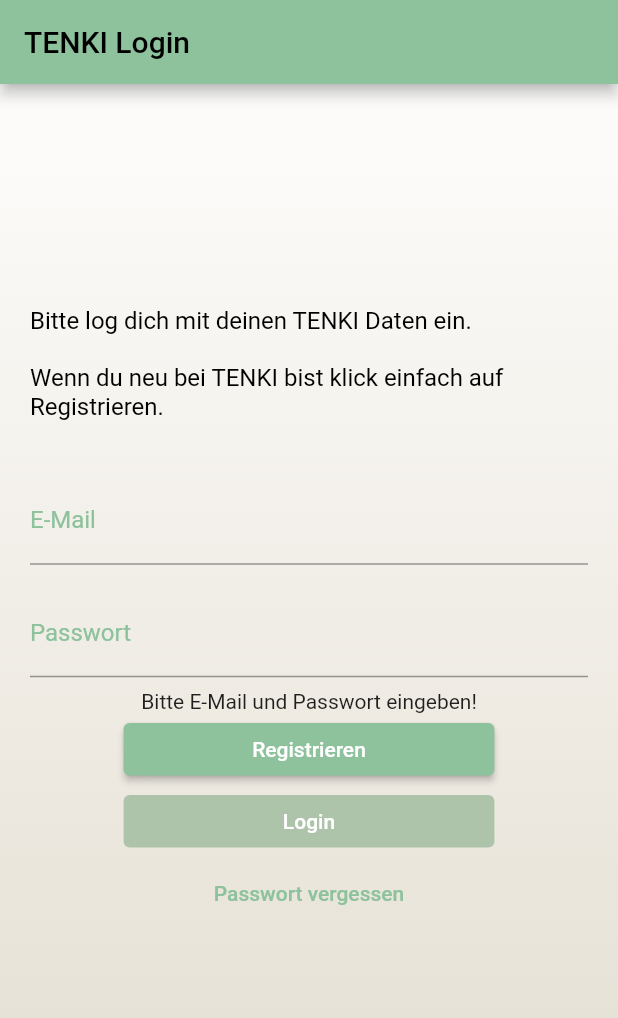
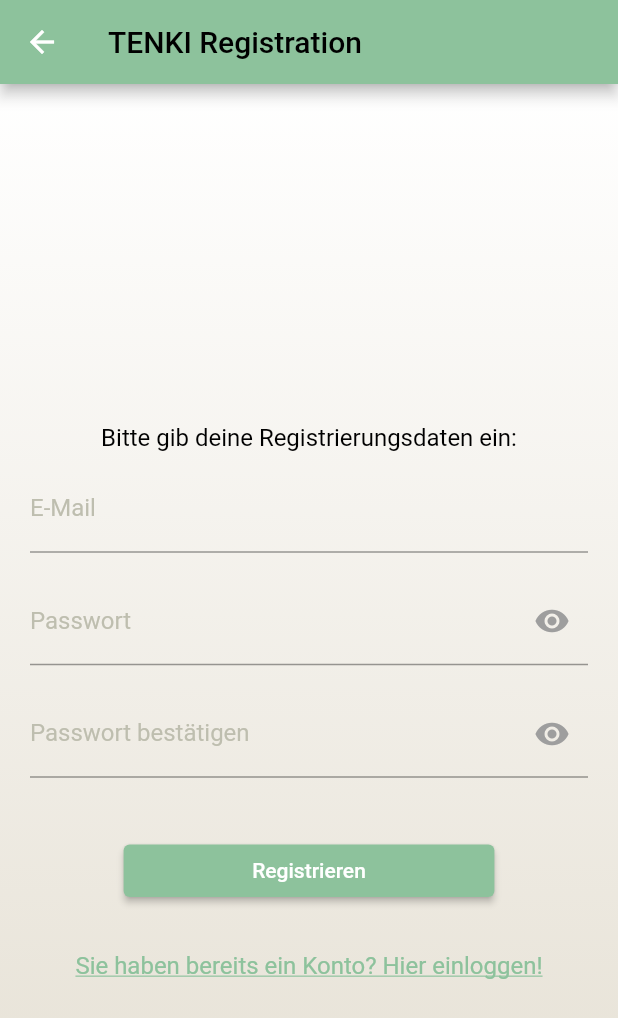
Before and after one commit to tenbuschs/tenki, a Flutter app: the screen it shows after launch, scrolled down 56 dp, after a tap on "Login", after a tap on "Registrieren", on a phone screen of 412 x 824 dp. Shown: the top 1018 px of the screen. Run offline on Flutter 3.47's test engine with Material 2 defaults, Android fonts, the phone set to English and light mode, and no system bars; our stand-ins replace camera, cloud_firestore, firebase_auth, firebase_core; missing offline and left inert: flutter_barcode_scanner; accounts and stored records are empty; network calls fail.

Commit message:
login_page register_page startseite minor bugfixes

```diff
--- a/lib/login_register_page.dart
+++ b/lib/login_register_page.dart
@@ -4,6 +4,8 @@ import 'package:cloud_firestore/cloud_firestore.dart';
 import 'package:tenki/auth.dart';
 import 'firestore_interface.dart';
 import 'tenki_material/tenki_colors.dart';
+import 'register_page.dart';
+import 'homepage.dart';
 
 class LoginPage extends StatefulWidget {
   const LoginPage({Key? key}) : super(key: key);
@@ -11,6 +13,7 @@ class LoginPage extends StatefulWidget {
   @override
   State<LoginPage> createState() => _LoginPageState();
 }
+
 class ForgotPasswordDialog extends StatefulWidget {
   const ForgotPasswordDialog({Key? key}) : super(key: key);
 
@@ -51,7 +54,7 @@ class _ForgotPasswordDialogState extends State<ForgotPasswordDialog> {
           decoration: InputDecoration(
             labelText: 'E-Mail-Adresse',
             labelStyle: TextStyle(
-                color: TenkiColor1()
+              color: TenkiColor1(),
             ),
             focusedBorder: OutlineInputBorder(
               borderSide: BorderSide(
@@ -60,8 +63,7 @@ class _ForgotPasswordDialogState extends State<ForgotPasswordDialog> {
             ),
           ),
         ),
-          ),
-
+      ),
       actions: <Widget>[
         TextButton(
           child: Text(
@@ -117,7 +119,6 @@ class _ForgotPasswordDialogState extends State<ForgotPasswordDialog> {
   }
 }
 
-
 class _LoginPageState extends State<LoginPage> {
   String? errorMessage = '';
   bool isLogin = true;
@@ -133,6 +134,11 @@ class _LoginPageState extends State<LoginPage> {
         email: _controllerEmail.text,
         password: _controllerPassword.text,
       );
+      if (userCredential.user != null) {
+        Navigator.of(context).pushReplacement(
+          MaterialPageRoute(builder: (context) => TenkiHomePage()),
+        );
+      }
     } on FirebaseAuthException catch (e) {
       setState(() {
         errorMessage = e.message;
@@ -151,11 +157,33 @@ class _LoginPageState extends State<LoginPage> {
       // Add example data map for current user
       await dbInterface.addExampleDataMap();
       await dbInterface.addExampleLocationMap();
+      Navigator.of(context).pushReplacement(
+        MaterialPageRoute(builder: (context) => TenkiHomePage()),
+      );
     } on FirebaseAuthException catch (e) {
       setState(() {
         errorMessage = e.message;
       });
     }
+  }
+
+  Widget _loginButton() {
+    return Container(
+      width: MediaQuery.of(context).size.width * 0.6,
+      child: ElevatedButton(
+        onPressed: signInWithEmailAndPassword,
+        child: Text(
+          'Login',
+          style: TextStyle(
+            color: Colors.white,
+          ),
+        ),
+        style: ElevatedButton.styleFrom(
+          primary: TenkiColor1(),
+          minimumSize: Size(double.infinity, 35),
+        ),
+      ),
+    );
   }
 
   Widget _title() {
@@ -229,17 +257,18 @@ class _LoginPageState extends State<LoginPage> {
     );
   }
 
-  Widget _loginOrRegisterButton() {
+  Widget _registerButton() {
     return Container(
       width: MediaQuery.of(context).size.width * 0.6,
-      child: TextButton(
+      child: ElevatedButton(
         onPressed: () {
-          setState(() {
-            isLogin = !isLogin;
-          });
+          Navigator.push(
+            context,
+            MaterialPageRoute(builder: (context) => RegisterPage()),
+          );
         },
         child: Text(
-          isLogin ? 'Registrieren' : 'Login',
+          'Registrieren',
           style: TextStyle(
             color: Colors.white,
           ),
@@ -250,6 +279,10 @@ class _LoginPageState extends State<LoginPage> {
         ),
       ),
     );
+  }
+
+  Widget _loginOrRegisterButton() {
+    return isLogin ? _registerButton() : _loginButton();
   }
 
   Widget _forgotPasswordButton() {
--- /dev/null
+++ b/lib/register_page.dart
@@ -0,0 +1,307 @@
+import 'package:flutter/material.dart';
+import 'package:firebase_auth/firebase_auth.dart';
+import 'package:cloud_firestore/cloud_firestore.dart';
+import 'package:tenki/auth.dart';
+import 'package:tenki/main_page.dart';
+import 'firestore_interface.dart';
+import 'tenki_material/tenki_colors.dart';
+import 'homepage.dart';
+import 'login_register_page.dart';
+
+class RegisterPage extends StatefulWidget {
+  const RegisterPage({Key? key}) : super(key: key);
+
+  @override
+  State<RegisterPage> createState() => _RegisterPageState();
+}
+
+class _RegisterPageState extends State<RegisterPage> {
+  String? errorMessage = '';
+  bool _obscureText = false;
+
+  final TextEditingController _controllerEmail = TextEditingController();
+  final TextEditingController _controllerPassword = TextEditingController();
+  final TextEditingController _controllerPasswordConfirmation =
+  TextEditingController();
+  final FirebaseAuth _auth = FirebaseAuth.instance;
+  final FirebaseFirestore _db = FirebaseFirestore.instance;
+  final _formKey = GlobalKey<FormState>();
+
+  Future<void> createUserWithEmailAndPassword() async {
+    try {
+      await Auth().createUserWithEmailAndPassword(
+        email: _controllerEmail.text,
+        password: _controllerPassword.text,
+      );
+      // Create database interface instance
+      DatabaseInterface dbInterface = DatabaseInterface();
+      // Add example data map for current user
+      await dbInterface.addExampleDataMap();
+      await dbInterface.addExampleLocationMap();
+      // show success message
+      showDialog(
+        context: context,
+        builder: (_) =>
+            AlertDialog(
+              title: Text("Erfolgreich registriert!"),
+              content: Text("Du kannst dich jetzt einloggen."),
+              actions: [
+                TextButton(
+                  onPressed: () {
+                    Navigator.of(context).pushReplacement(
+                      MaterialPageRoute(builder: (context) => LoginPage()),
+                    );
+                  },
+                  child: Text("OK"),
+                ),
+              ],
+            ),
+      );
+    } on FirebaseAuthException catch (e) {
+      setState(() {
+        errorMessage = e.message;
+      });
+    }
+  }
+
+  Widget _title() {
+    return Text(
+      'TENKI Registration',
+      style: TextStyle(
+        color: TenkiColor5(),
+      ),
+      textAlign: TextAlign.center,
+    );
+  }
+
+  Widget _submitButton() {
+    return Container(
+      width: MediaQuery.of(context).size.width * 0.6,
+      child: ElevatedButton(
+        onPressed: () async {
+          if (_formKey.currentState!.validate()) {
+            if (_controllerEmail.text.isEmpty || _controllerPassword.text.isEmpty) {
+              setState(() {
+                errorMessage = 'Bitte gib eine E-Mail und ein Passwort an.';
+              });
+            } else if (_controllerPassword.text.length < 6) {
+              setState(() {
+                errorMessage = 'Das Passwort muss mindestens 6 Zeichen lang sein.';
+              });
+            } else if (_controllerPassword.text != _controllerPasswordConfirmation.text) {
+              setState(() {
+                errorMessage = 'Die eingegebenen Passwörter stimmen nicht überein - bitte überprüf das.';
+              });
+            } else {
+              try {
+                UserCredential userCredential = await FirebaseAuth.instance.createUserWithEmailAndPassword(
+                  email: _controllerEmail.text,
+                  password: _controllerPassword.text,
+                );
+                // Create database interface instance
+                DatabaseInterface dbInterface = DatabaseInterface();
+                // Add example data map for current user
+                await dbInterface.addExampleDataMap();
+                await dbInterface.addExampleLocationMap();
+                // show success message
+                showDialog(
+                  context: context,
+                  builder: (_) => AlertDialog(
+                    title: Text("Erfolgreich registriert!"),
+                    content: Text("Sie können sich jetzt einloggen."),
+                    actions: [
+                      TextButton(
+                        onPressed: () {
+                          Navigator.of(context).pop();
+                          Navigator.of(context).pushReplacement(
+                            MaterialPageRoute(builder: (context) => LoginPage()),
+                          );
+                        },
+                        child: Text("OK"),
+                      ),
+                    ],
+                  ),
+                );
+              } on FirebaseAuthException catch (e) {
+                if (e.code == 'email-already-in-use') {
+                  setState(() {
+                    errorMessage = 'Du hast bereits ein TENKI Konto!';
+                  });
+                } else if (e.code == 'weak-password') {
+                  setState(() {
+                    errorMessage = 'Das Passwort muss mindestens 6 Zeichen lang sein.';
+                  });
+                } else if (e.code == 'invalid-email') {
+                  setState(() {
+                    errorMessage = 'Bitte eine gültige E-Mail angeben.';
+                  });
+                } else if (e.code == 'passwords-dont-match') {
+                  setState(() {
+                    errorMessage = 'Die eingegebenen Passwörter stimmen nicht überein - bitte überprüfe das.';
+                  });
+                } else {
+                  setState(() {
+                    errorMessage = e.message ?? 'Bitte gib deine E-Mail und ein Passwort deiner Wahl an.';
+                  });
+                }
+              }
+            }
+          }
+        },
+        child: Text(
+          'Registrieren',
+          style: TextStyle(
+            color: Colors.white,
+          ),
+        ),
+        style: ElevatedButton.styleFrom(
+          primary: TenkiColor1(),
+          minimumSize: Size(double.infinity, 35),
+        ),
+      ),
+    );
+  }
+
+
+
+
+
+  Widget _emptyField() {
+    return SizedBox(height: 15);
+  }
+
+  Widget _entryField(String title, TextEditingController controller,
+      {bool isPassword = false}) {
+    return Padding(
+      padding: const EdgeInsets.symmetric(vertical: 8.0),
+      child: TextFormField(
+        controller: controller,
+        decoration: InputDecoration(
+          labelText: title,
+          labelStyle: TextStyle(color: TenkiColor4()),
+          focusedBorder: OutlineInputBorder(
+            borderSide: BorderSide(
+              color: TenkiColor1(),
+            ),
+          ),
+          suffixIcon: isPassword
+              ? IconButton(
+            icon: Icon(
+              _obscureText ? Icons.visibility_off : Icons.visibility,
+              color: Colors.grey,
+            ),
+            onPressed: () {
+              setState(() {
+                _obscureText = !_obscureText;
+              });
+            },
+          )
+              : null,
+        ),
+        cursorColor: TenkiColor4(),
+        obscureText: isPassword ? _obscureText : false,
+        validator: (value) {
+          if (value == null || value.isEmpty) {
+            return 'Bitte Feld ausfüllen';
+          }
+          return null;
+        },
+      ),
+    );
+  }
+
+  /// TO DO: Icon Unsichtbar/Sichtbar
+
+  Widget _registerText() {
+    return Text(
+      'Bitte gib deine Registrierungsdaten ein:',
+      style: TextStyle(
+        color: TenkiColor5(),
+        fontSize: 16,
+      ),
+      textAlign: TextAlign.left,
+    );
+  }
+
+
+  Widget _loginLink() {
+    return Padding(
+      padding: const EdgeInsets.only(top: 15.0),
+      child: GestureDetector(
+        onTap: () {
+          Navigator.push(
+            context,
+            MaterialPageRoute(builder: (context) => LoginPage()),
+          );
+        },
+        child: Text(
+          'Sie haben bereits ein Konto? Hier einloggen!',
+          style: TextStyle(
+            color: TenkiColor1(),
+            fontSize: 16,
+            decoration: TextDecoration.underline,
+          ),
+          textAlign: TextAlign.center,
+        ),
+      ),
+    );
+  }
+
+  @override
+  Widget build(BuildContext context) {
+    return Scaffold(
+      appBar: AppBar(
+        title: _title(),
+        backgroundColor: TenkiColor1(),
+      ),
+      body: SingleChildScrollView(
+        child: Container(
+          height: MediaQuery
+              .of(context)
+              .size
+              .height,
+          decoration: BoxDecoration(
+            gradient: LinearGradient(
+              colors: [Color(0xFFE2DCCE), Color(0xFFFFFFFF)],
+              begin: Alignment.bottomCenter,
+              end: Alignment.topCenter,
+              tileMode: TileMode.clamp,
+            ),
+          ),
+          child: Padding(
+            padding: const EdgeInsets.all(20),
+            child: Form(
+              key: _formKey,
+              child: Column(
+                crossAxisAlignment: CrossAxisAlignment.center,
+                mainAxisAlignment: MainAxisAlignment.center,
+                children: <Widget>[
+                  _registerText(),
+                  _entryField('E-Mail', _controllerEmail),
+                  _entryField(
+                      'Passwort', _controllerPassword, isPassword: true),
+                  _entryField(
+                      'Passwort bestätigen', _controllerPasswordConfirmation,
+                      isPassword: true),
+                  _emptyField(),
+                  if (errorMessage != null && errorMessage!.isNotEmpty)
+                    Text(
+                      errorMessage!,
+                      style: TextStyle(
+                        color: TenkiColor5(),
+                        fontStyle: FontStyle.italic
+                      ),
+                    ),
+                  _emptyField(),
+                  _submitButton(),
+                  _emptyField(),
+                  _loginLink(),
+                ],
+              ),
+            ),
+          ),
+        ),
+      ),
+    );
+  }
+}
--- a/lib/widget_tree.dart
+++ b/lib/widget_tree.dart
@@ -3,7 +3,8 @@ import 'package:tenki/logout_page.dart';
 import 'package:tenki/login_register_page.dart';
 import 'package:flutter/material.dart';
 import 'package:tenki/auth.dart';
-import 'package:tenki/main_page.dart';
+import 'package:tenki/homepage.dart' as homepage;
+
 
 class WidgetTree extends StatefulWidget{
   const WidgetTree({Key? key}): super(key:key);
@@ -19,7 +20,7 @@ class _WidgetTreeState extends State<WidgetTree> {
       stream: Auth().authStateChanges,
       builder: (context, snapshot) {
         if (snapshot.hasData) {
-          return TenkiMainPage();
+          return homepage.TenkiHomePage();
         } else{
           return LoginPage();
         }
--- a/pubspec.yaml
+++ b/pubspec.yaml
@@ -107,3 +107,4 @@ flutter:
          - asset: tenki_material/fonts/PontanoSans-Medium.ttf
          - asset: tenki_material/fonts/PontanoSans-Regular.ttf
          - asset: tenki_material/fonts/PontanoSans-SemiBold.ttf
+           weight: 300
```
Also changed, not shown: lib/homepage.dart (+15 -10 lines), lib/logout_page.dart (+9 -2 lines), lib/main_page.dart (+10 -1 lines), lib/tenki_material/appbars.dart (+5 -5 lines), pubspec.lock.
